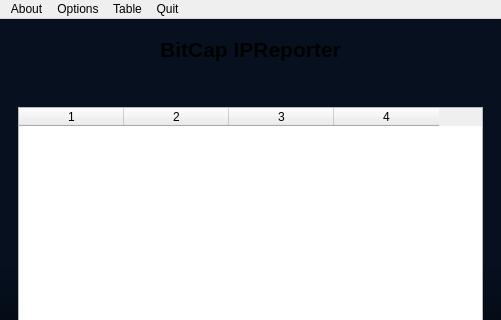
Qt form src/ui/MainWindow.ui (bitcap-co/bitcap-ipr) before a commit; both pictures show x 0 to 501 and y 0 to 320 of the 501 by 500 pixel window.
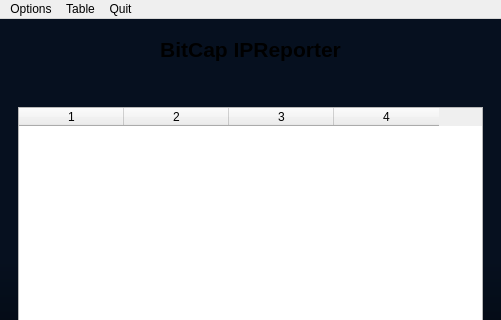
The same form after that commit.

Commit message: move actionHelp to menuHelp

Patch:
```diff
--- a/src/ui/MainWindow.ui
+++ b/src/ui/MainWindow.ui
@@ -342,9 +342,9 @@
      <height>22</height>
     </rect>
    </property>
-   <widget class="QMenu" name="menuAbout">
+   <widget class="QMenu" name="menuHelp">
     <property name="title">
-     <string>About</string>
+     <string>Help</string>
     </property>
     <addaction name="actionHelp"/>
     <addaction name="actionVersion"/>
```
Left out of the diff: 5 changed lines with no effect on the pictures. The commit also changes 1 other file.
